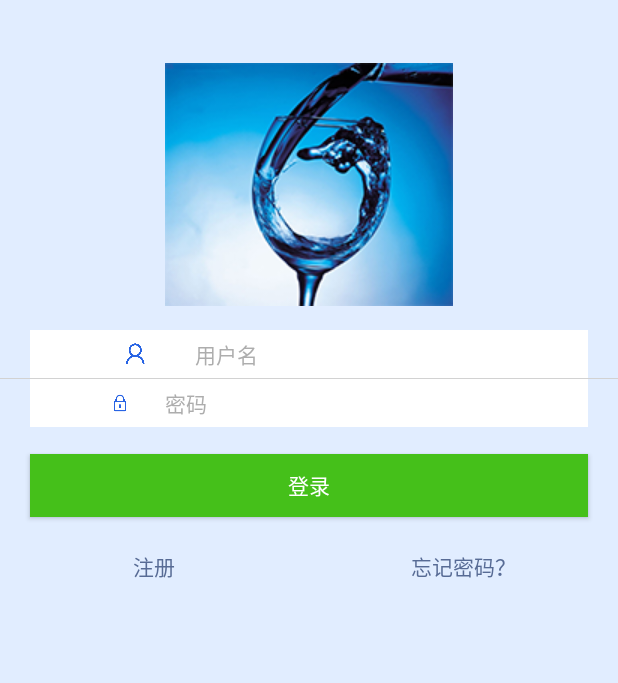
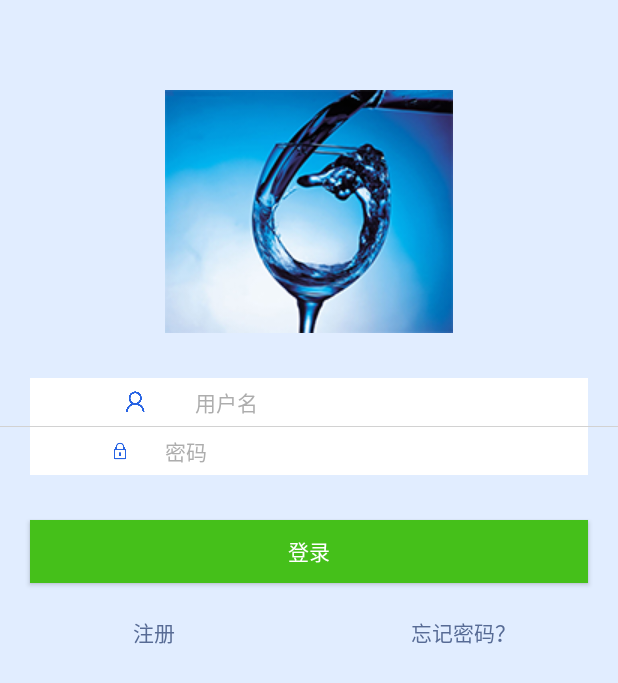
Before and after one commit to 1960176680/LiquorAndroidProject, an Android app: the screen it shows after launch (LoginActivity), on a phone screen of 412 x 824 dp. Shown: the top 683 px of the screen. Run offline under Robolectric (Android 15) with nearby library versions, the phone set to English and light mode, and no system bars; our stand-ins replace ButterKnife; libraries missing offline, so code that uses them is left out: com.jaeger.library, com.zhy.autolayout, me.drakeet.materialdialog, org.litepal; plain views replace AutoLinearLayout; 3 statements that could not run were skipped.

Commit message:
2018-2-7
首页

```diff
--- a/app/src/main/res/layout/activity_login.xml
+++ b/app/src/main/res/layout/activity_login.xml
@@ -9,7 +9,7 @@
     <include layout="@layout/include_toolbar"
         android:visibility="gone"/>
     <ImageView
-        android:layout_marginTop="@dimen/dimen_42"
+        android:layout_marginTop="@dimen/dimen_60"
         android:layout_gravity="center_horizontal"
         android:layout_width="@dimen/dimen_192"
         android:layout_height="@dimen/dimen_162"
@@ -18,7 +18,7 @@
         android:id="@+id/imageView" />
 
     <com.zhy.autolayout.AutoLinearLayout
-        android:layout_marginTop="@dimen/dimen_16"
+        android:layout_marginTop="30dp"
         android:layout_width="match_parent"
         android:layout_height="@dimen/dimen_32"
         android:gravity="center_vertical"
@@ -52,8 +52,7 @@
     <View
         android:id="@+id/vLinePhone"
         style="@style/Line"
-        android:paddingLeft="@dimen/dimen_30"
-        android:paddingRight="@dimen/dimen_30"
+
         />
 
     <com.zhy.autolayout.AutoLinearLayout
@@ -92,7 +91,7 @@
         android:id="@+id/btnLogin"
         android:layout_width="match_parent"
         android:layout_height="@dimen/dimen_42"
-        android:layout_marginTop="@dimen/dimen_18"
+        android:layout_marginTop="30dp"
         android:layout_marginLeft="@dimen/dimen_20"
         android:layout_marginRight="@dimen/dimen_20"
         android:background="@drawable/selector_login_btn"
```
Also changed, not shown: app/src/main/res/layout/fragment_recent_message.xml (+27 -22 lines), app/src/main/res/mipmap-xxhdpi/pull.png (added), 1 other file.
